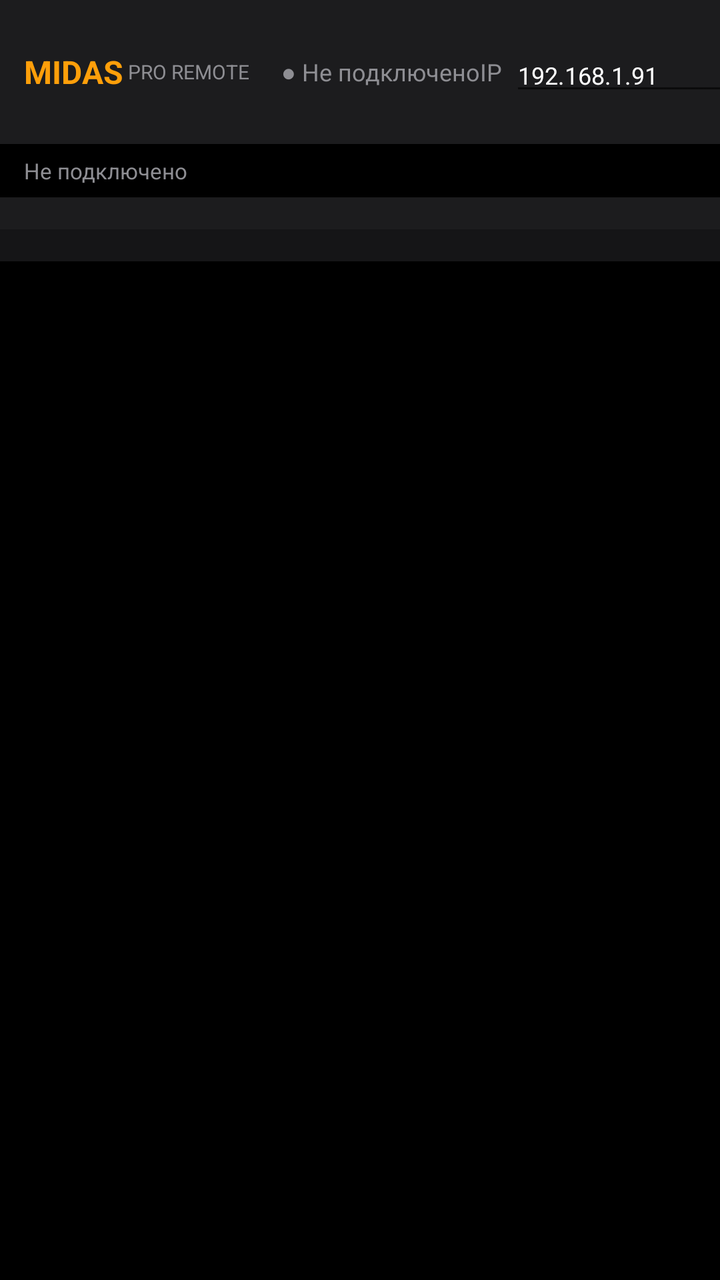
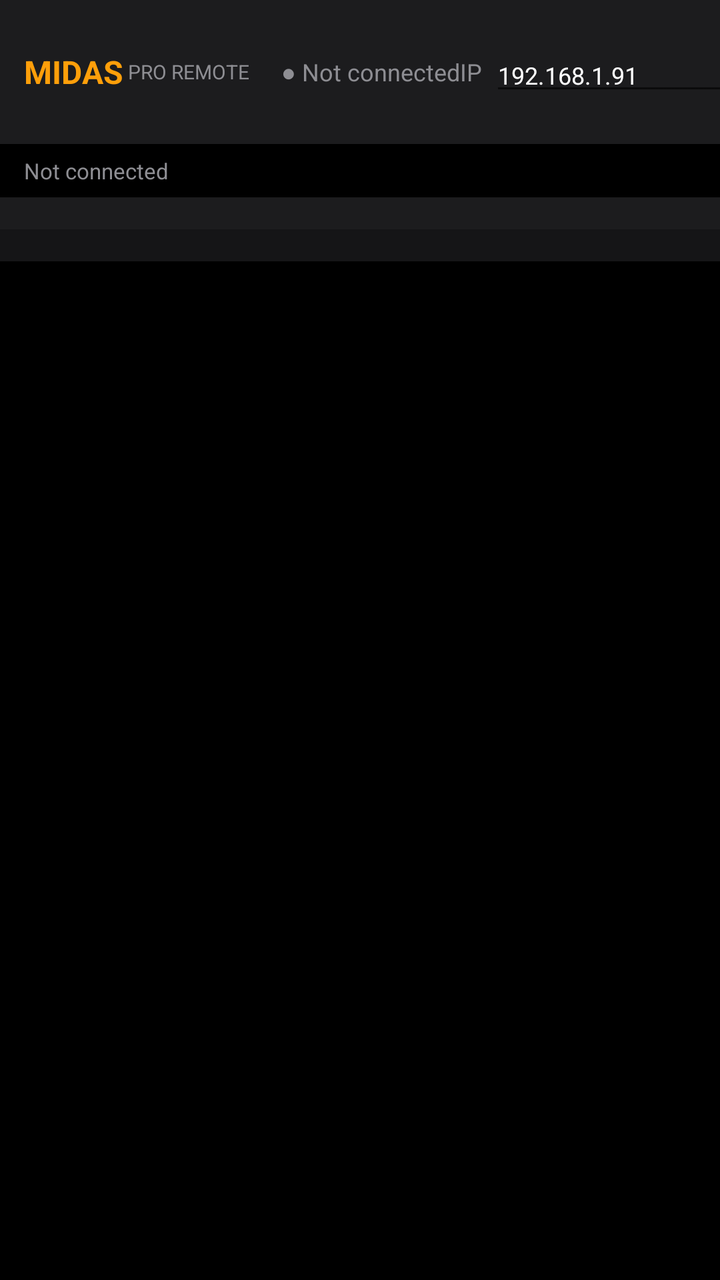

Two renders of the same Android screen: before a commit and after it. Below are the layout's source before the change and the commit's diff.
<!-- AndroidManifest.xml: application theme Theme.AppCompat.DayNight -->
<!-- res/layout/activity_main.xml -->
<?xml version="1.0" encoding="utf-8"?>
<FrameLayout xmlns:android="http://schemas.android.com/apk/res/android"
    android:layout_width="match_parent"
    android:layout_height="match_parent"
    android:fitsSystemWindows="true">

<LinearLayout
    android:layout_width="match_parent"
    android:layout_height="match_parent"
    android:orientation="vertical"
    android:background="#000000">

    
    <HorizontalScrollView
        android:layout_width="match_parent"
        android:layout_height="wrap_content"
        android:scrollbars="none">

    <LinearLayout
        android:layout_width="wrap_content"
        android:layout_height="wrap_content"
        android:orientation="horizontal"
        android:background="#1c1c1e"
        android:padding="@dimen/top_bar_padding"
        android:gravity="center_vertical">

        <TextView
            android:layout_width="wrap_content"
            android:layout_height="wrap_content"
            android:text="MIDAS"
            android:textColor="#ff9f0a"
            android:textStyle="bold"
            android:textSize="16sp" />

        <TextView
            android:layout_width="wrap_content"
            android:layout_height="wrap_content"
            android:text=" PRO REMOTE"
            android:textColor="#8e8e93"
            android:textSize="10sp"
            android:layout_marginEnd="16dp" />

        <TextView
            android:id="@+id/textConnectionStatus"
            android:layout_width="wrap_content"
            android:layout_height="wrap_content"
            android:text="● Не подключено"
            android:textColor="#8e8e93"
            android:textSize="12sp"
            android:layout_weight="1" />

        <TextView
            android:layout_width="wrap_content"
            android:layout_height="wrap_content"
            android:text="IP"
            android:textColor="#8e8e93"
            android:textSize="12sp"
            android:layout_marginEnd="4dp" />

        <EditText
            android:id="@+id/editHost"
            android:layout_width="120dp"
            android:layout_height="wrap_content"
            android:inputType="text"
            android:text="192.168.1.91"
            android:textColor="#ffffff"
            android:textSize="12sp" />

        <TextView
            android:layout_width="wrap_content"
            android:layout_height="wrap_content"
            android:text="Порт"
            android:textColor="#8e8e93"
            android:textSize="12sp"
            android:layout_marginStart="12dp"
            android:layout_marginEnd="4dp" />

        <EditText
            android:id="@+id/editPort"
            android:layout_width="60dp"
            android:layout_height="wrap_content"
            android:inputType="number"
            android:text="10000"
            android:textColor="#ffffff"
            android:textSize="12sp" />

        <Button
            android:id="@+id/btnConnect"
            android:layout_width="wrap_content"
            android:layout_height="wrap_content"
            android:layout_marginStart="12dp"
            android:text="Подключить"
            android:backgroundTint="#ff9f0a"
            android:textColor="#000000" />
    </LinearLayout>

    </HorizontalScrollView>

    <TextView
        android:id="@+id/textStatus"
        android:layout_width="match_parent"
        android:layout_height="wrap_content"
        android:background="#000000"
        android:paddingStart="12dp"
        android:paddingEnd="12dp"
        android:paddingTop="@dimen/status_text_v_padding"
        android:paddingBottom="@dimen/status_text_v_padding"
        android:text="Не подключено"
        android:textColor="#8e8e93"
        android:textSize="11sp" />

    
    <HorizontalScrollView
        android:layout_width="match_parent"
        android:layout_height="wrap_content"
        android:scrollbars="none"
        android:background="#1c1c1e">

        <LinearLayout
            android:id="@+id/modeButtonsRow"
            android:layout_width="wrap_content"
            android:layout_height="wrap_content"
            android:orientation="horizontal"
            android:padding="@dimen/bank_row_padding" />
    </HorizontalScrollView>

    
    <HorizontalScrollView
        android:id="@+id/bankButtonsScroll"
        android:layout_width="match_parent"
        android:layout_height="wrap_content"
        android:scrollbars="none"
        android:background="#151517">

        <LinearLayout
            android:id="@+id/bankButtonsRow"
            android:layout_width="wrap_content"
            android:layout_height="wrap_content"
            android:orientation="horizontal"
            android:padding="@dimen/bank_row_padding" />
    </HorizontalScrollView>

    <HorizontalScrollView
        android:layout_width="match_parent"
        android:layout_height="0dp"
        android:layout_weight="1"
        android:background="#000000">

        <FrameLayout
            android:layout_width="wrap_content"
            android:layout_height="match_parent">

            <LinearLayout
                android:id="@+id/containerChannels"
                android:layout_width="wrap_content"
                android:layout_height="match_parent"
                android:orientation="horizontal"
                android:paddingStart="4dp"
                android:paddingEnd="4dp" />

            
            <LinearLayout
                android:id="@+id/containerMaster"
                android:layout_width="wrap_content"
                android:layout_height="match_parent"
                android:orientation="horizontal"
                android:paddingStart="4dp"
                android:paddingEnd="4dp"
                android:visibility="gone" />

            
            <LinearLayout
                android:id="@+id/containerAux"
                android:layout_width="wrap_content"
                android:layout_height="match_parent"
                android:orientation="horizontal"
                android:paddingStart="4dp"
                android:paddingEnd="4dp"
                android:visibility="gone" />

            
            <LinearLayout
                android:id="@+id/containerAuxBus"
                android:layout_width="wrap_content"
                android:layout_height="match_parent"
                android:orientation="horizontal"
                android:paddingStart="4dp"
                android:paddingEnd="4dp"
                android:visibility="gone" />

            
            <LinearLayout
                android:id="@+id/containerVca"
                android:layout_width="wrap_content"
                android:layout_height="match_parent"
                android:orientation="horizontal"
                android:paddingStart="4dp"
                android:paddingEnd="4dp"
                android:visibility="gone" />
        </FrameLayout>
    </HorizontalScrollView>

</LinearLayout>

    
    <FrameLayout
        android:id="@+id/channelDetailContainer"
        android:layout_width="match_parent"
        android:layout_height="match_parent"
        android:visibility="gone" />

</FrameLayout>
<!-- resources referenced by this layout -->
<resources>
  <dimen name="bank_row_padding">8dp</dimen>
  <dimen name="status_text_v_padding">6dp</dimen>
  <dimen name="top_bar_padding">12dp</dimen>
</resources>

<!-- the commit's change to res/layout/activity_main.xml (unified diff, before → after) -->
@@ -44,7 +44,7 @@
             android:id="@+id/textConnectionStatus"
             android:layout_width="wrap_content"
             android:layout_height="wrap_content"
-            android:text="● Не подключено"
+            android:text="● Not connected"
             android:textColor="#8e8e93"
             android:textSize="12sp"
             android:layout_weight="1" />
@@ -69,7 +69,7 @@
         <TextView
             android:layout_width="wrap_content"
             android:layout_height="wrap_content"
-            android:text="Порт"
+            android:text="Port"
             android:textColor="#8e8e93"
             android:textSize="12sp"
             android:layout_marginStart="12dp"
@@ -89,7 +89,7 @@
             android:layout_width="wrap_content"
             android:layout_height="wrap_content"
             android:layout_marginStart="12dp"
-            android:text="Подключить"
+            android:text="Connect"
             android:backgroundTint="#ff9f0a"
             android:textColor="#000000" />
     </LinearLayout>
@@ -105,7 +105,7 @@
         android:paddingEnd="12dp"
         android:paddingTop="@dimen/status_text_v_padding"
         android:paddingBottom="@dimen/status_text_v_padding"
-        android:text="Не подключено"
+        android:text="Not connected"
         android:textColor="#8e8e93"
         android:textSize="11sp" />
 
